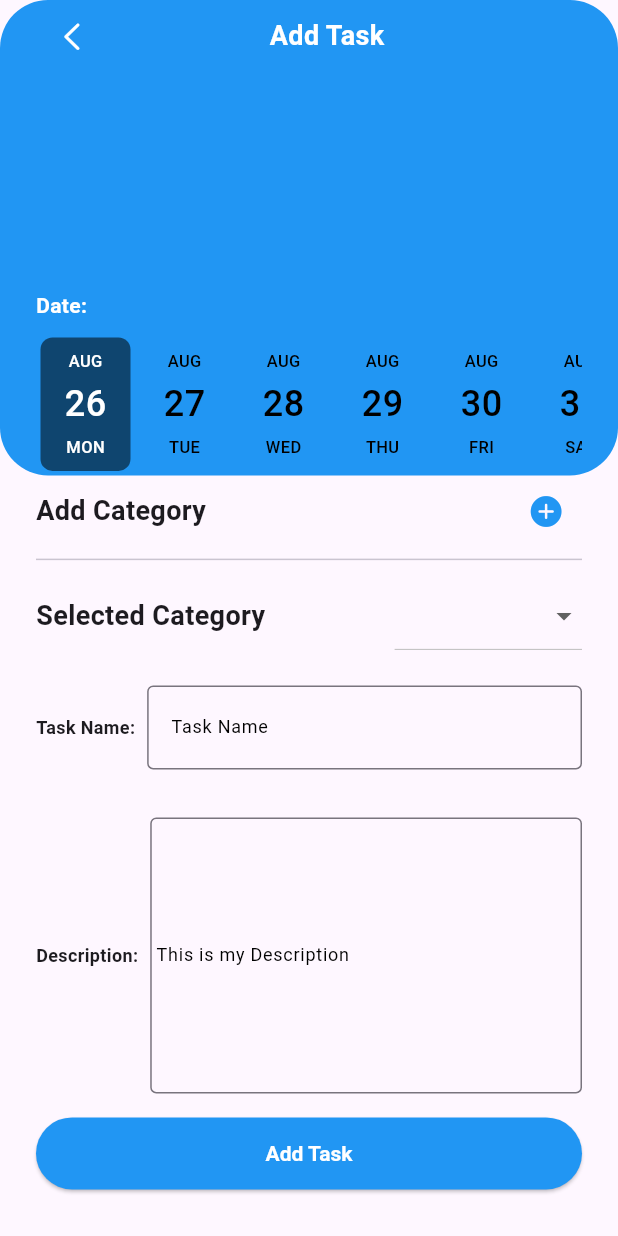
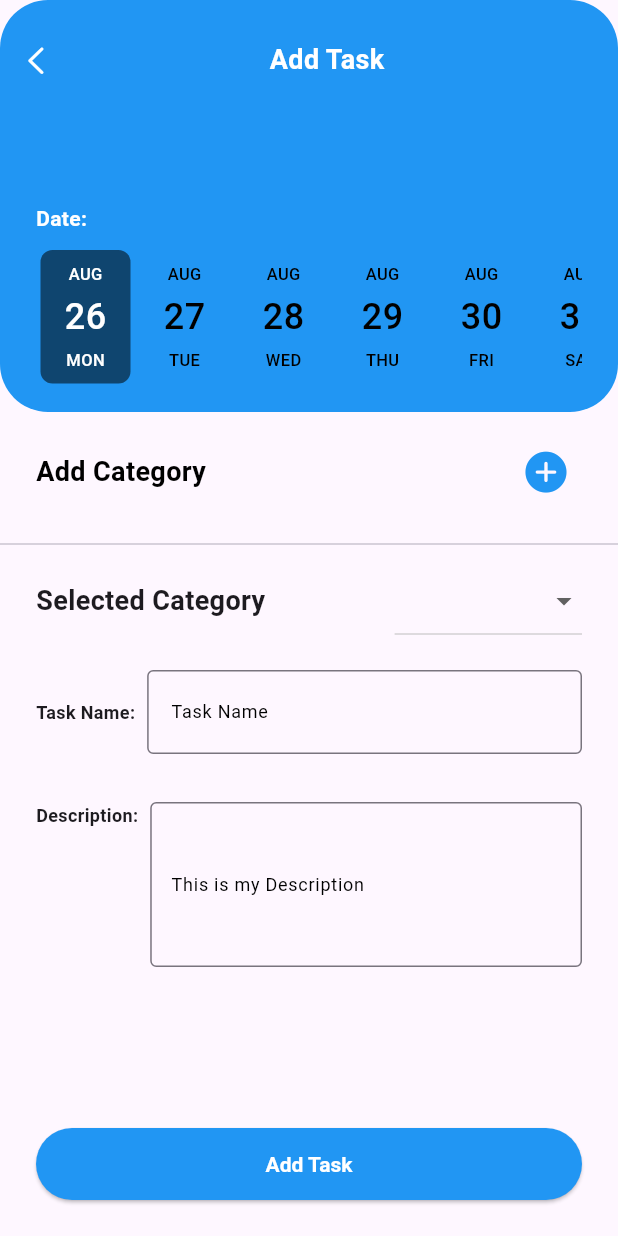
Before and after one commit to amer266030/to-do-app, a Flutter app: the screen it shows after launch, after a tap on an icon or button, on a phone screen of 412 x 824 dp. Run offline on Flutter 3.47's test engine with Material 3 defaults, Android fonts, the phone set to English and light mode, and no system bars; drawn by our look-alikes of date_picker_timeline; our stand-ins replace get_it.

Commit message:
improved ui

```diff
--- /dev/null
+++ b/lib/extensions/text_ext.dart
@@ -0,0 +1,23 @@
+import 'package:flutter/material.dart';
+
+extension CustomTextStyle on Text {
+  Text styled({
+    double size = 18,
+    Color color = Colors.black,
+    FontWeight weight = FontWeight.bold,
+    TextAlign align = TextAlign.start,
+    int lineLimit = 1,
+  }) {
+    return Text(
+      data!,
+      textAlign: align,
+      softWrap: true,
+      maxLines: lineLimit,
+      style: TextStyle(
+        fontSize: size,
+        color: color,
+        fontWeight: weight,
+      ),
+    );
+  }
+}
--- a/lib/managers/data_mgr.dart
+++ b/lib/managers/data_mgr.dart
@@ -1,6 +1,7 @@
 import 'package:flutter/cupertino.dart';
 import 'package:flutter/material.dart';
 import 'package:interactions_app/model/task_category.dart';
+import '../model/enum/time_period.dart';
 import '../model/task.dart';
 
 class DataMgr {
@@ -9,7 +10,7 @@ class DataMgr {
 
   bool? selectedStatus;
   int? selectedId;
-  DateTime? selectedDate;
+  TimePeriod? selectedPeriod;
 
   DataMgr() {
     _fetchData();
@@ -87,9 +88,10 @@ class DataMgr {
   List<Task> _filterTasks() {
     List<Task> temp = allTasks;
 
-    if (selectedDate != null) {
+    if (selectedPeriod != null) {
       temp = temp
-          .where((task) => task.timeStamp.day == selectedDate?.day)
+          .where((task) => task.timeStamp.isBefore(
+              DateTime.now().add(Duration(days: selectedPeriod!.duration()))))
           .toList();
     }
 
--- /dev/null
+++ b/lib/reusable_components/custom_btn.dart
@@ -0,0 +1,29 @@
+import 'package:flutter/material.dart';
+
+class CustomBtn extends StatelessWidget {
+  const CustomBtn({super.key, required this.title, required this.action});
+  final String title;
+  final VoidCallback action;
+
+  @override
+  Widget build(BuildContext context) {
+    return Row(
+      children: [
+        Expanded(
+          child: ElevatedButton(
+            style: ElevatedButton.styleFrom(
+              backgroundColor: Colors.blue,
+              foregroundColor: Colors.white,
+              textStyle: const TextStyle(fontWeight: FontWeight.bold),
+            ),
+            onPressed: action,
+            child: Padding(
+              padding: const EdgeInsets.all(16.0),
+              child: Text(title),
+            ),
+          ),
+        )
+      ],
+    );
+  }
+}
--- a/lib/reusable_components/header_container.dart
+++ b/lib/reusable_components/header_container.dart
@@ -8,15 +8,15 @@ class HeaderContainer extends StatelessWidget {
   @override
   Widget build(BuildContext context) {
     return AspectRatio(
-      aspectRatio: 1.3,
+      aspectRatio: 1.5,
       child: Container(
         decoration: BoxDecoration(
           color: Colors.blue,
           borderRadius: BorderRadius.circular(32),
         ),
         child: SafeArea(
-          child: AspectRatio(
-            aspectRatio: 1.8,
+          child: Padding(
+            padding: const EdgeInsets.symmetric(vertical: 16),
             child: Column(
               crossAxisAlignment: CrossAxisAlignment.start,
               children: children,
--- /dev/null
+++ b/lib/screens/add_category/add_category.dart
@@ -0,0 +1,10 @@
+import 'package:flutter/material.dart';
+
+class AddCategory extends StatelessWidget {
+  const AddCategory({super.key});
+
+  @override
+  Widget build(BuildContext context) {
+    return const Placeholder();
+  }
+}
--- a/lib/screens/add_task/add_task_screen.dart
+++ b/lib/screens/add_task/add_task_screen.dart
@@ -2,9 +2,11 @@ import 'package:date_picker_timeline/date_picker_widget.dart';
 import 'package:flutter/cupertino.dart';
 import 'package:flutter/material.dart';
 import 'package:get_it/get_it.dart';
+import 'package:interactions_app/extensions/text_ext.dart';
 import 'package:interactions_app/reusable_components/header_container.dart';
 import '../../managers/data_mgr.dart';
 import '../../managers/navigation_mgr.dart';
+import '../../reusable_components/custom_btn.dart';
 
 class AddTaskScreen extends StatelessWidget {
   AddTaskScreen({super.key});
@@ -17,36 +19,38 @@ class AddTaskScreen extends StatelessWidget {
       body: Column(
         children: [
           _HeaderView(),
+          Column(
+            children: [
+              Padding(
+                padding:
+                    const EdgeInsets.symmetric(vertical: 16.0, horizontal: 24),
+                child: Row(
+                  children: [
+                    const Text('Add Category').styled(),
+                    const Spacer(),
+                    IconButton(
+                      onPressed: () => navMgr.navigateToAddCategory(context),
+                      icon: const Icon(
+                        CupertinoIcons.plus_circle_fill,
+                        color: Colors.blue,
+                        size: 32,
+                      ),
+                    )
+                  ],
+                ),
+              ),
+              const Divider(),
+            ],
+          ),
           Expanded(
             child: ListView(
+              padding: EdgeInsets.zero,
               children: [
                 Padding(
                   padding: const EdgeInsets.symmetric(horizontal: 24.0),
                   child: Column(
                     children: [
                       // Add Category
-                      Row(
-                        children: [
-                          const Text(
-                            'Add Category',
-                            style: TextStyle(
-                              fontSize: 18,
-                              fontWeight: FontWeight.bold,
-                            ),
-                          ),
-                          const Spacer(),
-                          IconButton(
-                            onPressed: () =>
-                                navMgr.navigateToAddCategory(context),
-                            icon: const Icon(
-                              CupertinoIcons.plus_circle_fill,
-                              color: Colors.blue,
-                              size: 24,
-                            ),
-                          )
-                        ],
-                      ),
-                      const Divider(),
                       // Category Selection
                       Row(
                         mainAxisAlignment: MainAxisAlignment.spaceBetween,
@@ -114,6 +118,7 @@ class AddTaskScreen extends StatelessWidget {
                       const Padding(
                         padding: EdgeInsets.symmetric(vertical: 16.0),
                         child: Row(
+                          crossAxisAlignment: CrossAxisAlignment.start,
                           children: [
                             Text(
                               'Description:',
@@ -125,47 +130,40 @@ class AddTaskScreen extends StatelessWidget {
                             SizedBox(width: 8),
                             Expanded(
                               child: TextField(
+                                minLines:
+                                    5, // The minimum number of lines to display
+                                maxLines:
+                                    null, // Allows the TextField to expand as more text is entered
+                                textAlignVertical: TextAlignVertical.top,
                                 style: TextStyle(
                                   fontSize: 12.0,
-                                    height: 2.0,
-                                    color: Colors.black),
+                                  height: 1.5,
+                                  color: Colors.black,
+                                ),
                                 decoration: InputDecoration(
-                                  label: Text('This is my Description',
-                                      style: TextStyle(fontSize: 12)),
+                                  label: Text(
+                                    'This is my Description',
+                                    style: TextStyle(fontSize: 12),
+                                  ),
                                   labelStyle: TextStyle(color: Colors.black),
                                   border: OutlineInputBorder(),
-                                  contentPadding:
-                                      EdgeInsets.symmetric(vertical: 80),
+                                  contentPadding: EdgeInsets.all(
+                                      10.0), // Padding inside the TextField
                                 ),
                               ),
                             )
                           ],
                         ),
                       ),
-                      Row(
-                        children: [
-                          Expanded(
-                            child: ElevatedButton(
-                              style: ElevatedButton.styleFrom(
-                                backgroundColor: Colors.blue,
-                                foregroundColor: Colors.white,
-                                textStyle:
-                                    TextStyle(fontWeight: FontWeight.bold),
-                              ),
-                              onPressed: () => (),
-                              child: const Padding(
-                                padding: EdgeInsets.all(16.0),
-                                child: Text('Add Task'),
-                              ),
-                            ),
-                          )
-                        ],
-                      )
                     ],
                   ),
                 ),
               ],
             ),
+          ),
+          Padding(
+            padding: const EdgeInsets.all(24.0),
+            child: CustomBtn(title: 'Add Task', action: () => ()),
           ),
         ],
       ),
@@ -183,8 +181,6 @@ class _HeaderView extends StatelessWidget {
     return HeaderContainer(
       children: [
         Expanded(
-          child: Padding(
-            padding: const EdgeInsets.symmetric(horizontal: 24),
           child: Column(
             crossAxisAlignment: CrossAxisAlignment.start,
             mainAxisAlignment: MainAxisAlignment.spaceBetween,
@@ -209,7 +205,9 @@ class _HeaderView extends StatelessWidget {
                       color: Colors.transparent)
                 ],
               ),
-                Column(
+              Padding(
+                padding: const EdgeInsets.symmetric(horizontal: 24.0),
+                child: Column(
                   crossAxisAlignment: CrossAxisAlignment.start,
                   children: [
                     const Text(
@@ -231,9 +229,9 @@ class _HeaderView extends StatelessWidget {
                       onDateChange: (date) => (),
                     ),
                   ],
+                ),
               )
             ],
-            ),
           ),
         ),
       ],
--- a/lib/screens/home/home_screen.dart
+++ b/lib/screens/home/home_screen.dart
@@ -1,6 +1,7 @@
 import 'package:flutter/cupertino.dart';
 import 'package:flutter/material.dart';
 import 'package:get_it/get_it.dart';
+import 'package:interactions_app/extensions/text_ext.dart';
 import 'package:interactions_app/reusable_components/header_container.dart';
 import 'package:interactions_app/screens/home/subviews/days_tab_view.dart';
 import 'package:interactions_app/screens/home/subviews/task_list.dart';
@@ -17,31 +18,28 @@ class HomeScreen extends StatelessWidget {
       body: Column(
         children: [
           const _HeaderView(),
+          const SizedBox(height: 8),
           Padding(
             padding: const EdgeInsets.symmetric(horizontal: 24),
             child: Row(
               children: [
-                const Text(
-                  'Tasks',
-                  style: TextStyle(
-                    fontSize: 18,
-                    fontWeight: FontWeight.bold,
-                  ),
-                ),
+                const Text('Add Task').styled(weight: FontWeight.bold),
                 const Spacer(),
                 IconButton(
                   onPressed: () => navMgr.navigateToAddTask(context),
                   icon: const Icon(
                     CupertinoIcons.plus_circle_fill,
                     color: Colors.blue,
-                    size: 24,
+                    size: 32,
                   ),
                 )
               ],
             ),
           ),
+          const Divider(),
           Expanded(
             child: ListView(
+              padding: const EdgeInsets.symmetric(vertical: 8),
               children: [
                 const DaysTabView(),
                 TaskList(),
--- a/lib/screens/home/subviews/days_tab_view.dart
+++ b/lib/screens/home/subviews/days_tab_view.dart
@@ -1,4 +1,5 @@
 import 'package:flutter/material.dart';
+import '../../../model/enum/time_period.dart';
 
 class DaysTabView extends StatelessWidget {
   const DaysTabView({super.key});
@@ -11,12 +12,10 @@ class DaysTabView extends StatelessWidget {
         padding: const EdgeInsets.symmetric(horizontal: 24),
         child: Column(
           children: [
-            const TabBar(
-              tabs: [
-                Text('Today'),
-                Text('Week'),
-                Text('Month'),
-              ],
+            TabBar(
+              tabs: TimePeriod.values
+                  .map((timePeriod) => Text(timePeriod.text()))
+                  .toList(),
             ),
             Padding(
               padding: const EdgeInsets.symmetric(vertical: 16),
```
Lines whose indentation alone changed are shown as unchanged.
